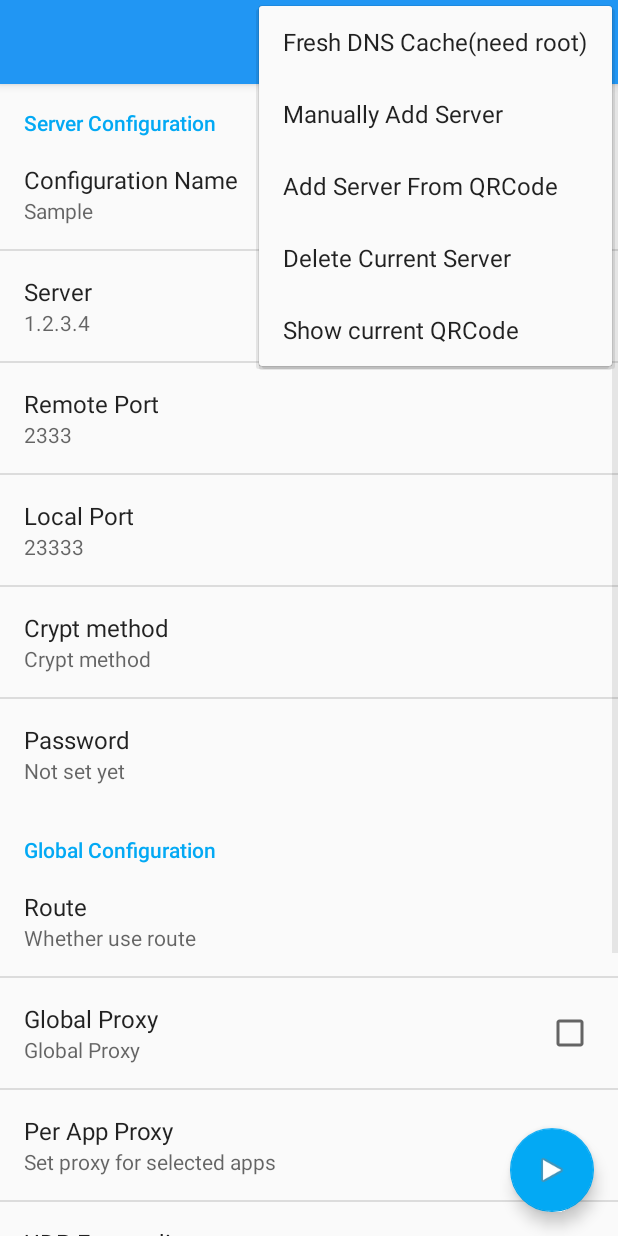
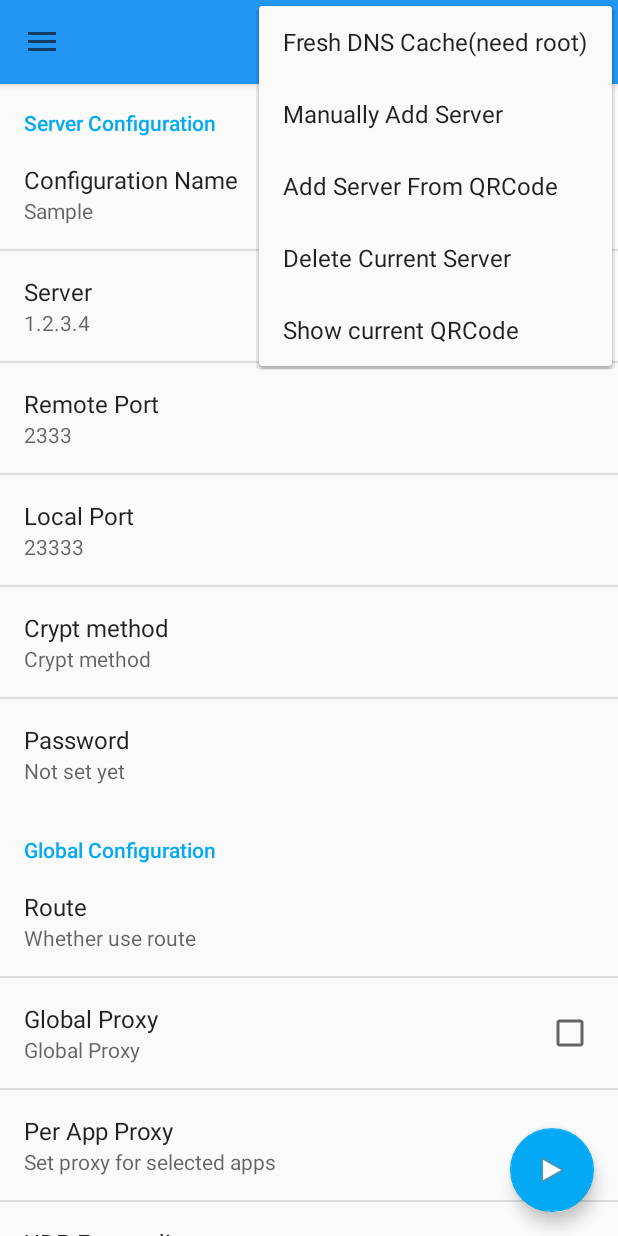
Before and after one commit to KagayamaKaede/ShadowsocksRDroid, an Android app: the screen it shows after launch (MainActivity), with the options menu open, on a phone screen of 412 x 824 dp. Run offline under Robolectric (Android 15) with nearby library versions, the phone set to English and light mode, and no system bars; libraries missing offline, so code that uses them is left out: com.orhanobut.hawk, net.glxn.qrgen; 21 statements that could not run were skipped.

Commit message:
change ui.pre add some layout.To prepare for the new fragment.

```diff
--- a/app/src/main/java/com/proxy/shadowsocksr/MainActivity.java
+++ b/app/src/main/java/com/proxy/shadowsocksr/MainActivity.java
@@ -9,12 +9,16 @@ import android.content.Intent;
 import android.content.ServiceConnection;
 import android.content.pm.PackageManager;
 import android.content.pm.ResolveInfo;
+import android.content.res.Configuration;
 import android.graphics.Bitmap;
 import android.net.Uri;
 import android.os.Bundle;
 import android.os.IBinder;
 import android.os.RemoteException;
 import android.support.design.widget.FloatingActionButton;
+import android.support.design.widget.NavigationView;
+import android.support.v4.widget.DrawerLayout;
+import android.support.v7.app.ActionBarDrawerToggle;
 import android.support.v7.widget.Toolbar;
 import android.view.MenuItem;
 import android.view.View;
@@ -26,6 +30,7 @@ import android.widget.Toast;
 
 import com.orhanobut.hawk.Hawk;
 import com.proxy.shadowsocksr.fragment.PrefFragment;
+import com.proxy.shadowsocksr.fragment.StatusFragment;
 import com.proxy.shadowsocksr.items.ConnectProfile;
 import com.proxy.shadowsocksr.items.GlobalProfile;
 import com.proxy.shadowsocksr.items.SSProfile;
@@ -46,8 +51,11 @@ public class MainActivity extends Activity
     public final int REQUEST_CODE_CONNECT = 0;
     public final int REQUEST_CODE_SCAN_QR = 1;
 
+    private ActionBarDrawerToggle abdt;
     private Toolbar toolbar;
     private Spinner spinner;
+    private DrawerLayout drawer;
+    private NavigationView nav;
     private FloatingActionButton fab;
     //
     private ArrayAdapter<String> spinnerAdapter;
@@ -75,6 +83,18 @@ public class MainActivity extends Activity
         }
 
         bindService(new Intent(this, SSRVPNService.class), this, Context.BIND_AUTO_CREATE);
+    }
+
+    @Override protected void onPostCreate(Bundle savedInstanceState)
+    {
+        super.onPostCreate(savedInstanceState);
+        abdt.syncState();
+    }
+
+    @Override public void onConfigurationChanged(Configuration newConfig)
+    {
+        super.onConfigurationChanged(newConfig);
+        abdt.syncState();
     }
 
     @Override protected void onDestroy()
@@ -164,14 +184,48 @@ public class MainActivity extends Activity
     {
         toolbar = (Toolbar) findViewById(R.id.toolbar);
         spinner = (Spinner) findViewById(R.id.spinner_nav);
+        drawer = (DrawerLayout) findViewById(R.id.drawer);
+        nav = (NavigationView) findViewById(R.id.nav);
         fab = (FloatingActionButton) findViewById(R.id.fab);
         //
+        toolbar.setTitle(R.string.app_name);
         toolbar.inflateMenu(R.menu.menu_main);
         toolbar.setOnMenuItemClickListener(this);
+        //
+        abdt=new ActionBarDrawerToggle(this,drawer,toolbar,R.string.about,R.string.add_canceled);
+        //
+        drawer.setDrawerListener(abdt);
+        //
+        nav.setCheckedItem(R.id.navigation_item_main);
+        nav.setNavigationItemSelectedListener(new NavigationView.OnNavigationItemSelectedListener()
+        {
+            @Override public boolean onNavigationItemSelected(MenuItem menuItem)
+            {
+                drawer.closeDrawers();
+                switch (menuItem.getItemId())
+                {
+                case R.id.navigation_item_main:
+                    getFragmentManager().beginTransaction().replace(R.id.pref, pref).commit();
+                    break;
+                case R.id.navigation_item_background:
+                    getFragmentManager().beginTransaction().replace(R.id.pref, new StatusFragment())
+                                        .commit();
+                    break;
+                case R.id.navigation_item_about:
+                    Intent about = new Intent(Intent.ACTION_VIEW);
+                    about.setData(Uri.parse("https://github.com/KagayamaKaede/ShadowsocksRDroid"));
+                    startActivity(about);
+                    break;
+                }
+                abdt.syncState();
+                return true;
+            }
+        });
         //
         spinnerItemLst = new ArrayList<>();
         spinnerAdapter = new ArrayAdapter<>(this, android.R.layout.simple_spinner_dropdown_item,
                                             spinnerItemLst);
+        spinnerAdapter.setDropDownViewResource(R.layout.spinner_list_item);
         spinner.setAdapter(spinnerAdapter);
         //
         spinner.setOnItemSelectedListener(this);
@@ -424,6 +478,19 @@ public class MainActivity extends Activity
     {//Nothing to do
     }
 
+    @Override public void onBackPressed()
+    {
+        //drawer.isDrawerOpen(nav);
+        if (nav.isShown())
+        {
+            drawer.closeDrawers();
+        }
+        else
+        {
+            super.onBackPressed();
+        }
+    }
+
     public void switchUI(boolean enable)
     {
         if (enable)
--- a/app/src/main/res/layout/activity_main.xml
+++ b/app/src/main/res/layout/activity_main.xml
@@ -1,5 +1,6 @@
 <?xml version="1.0" encoding="utf-8"?>
-<android.support.design.widget.CoordinatorLayout
+<android.support.v4.widget.DrawerLayout
+    android:id="@+id/drawer"
     xmlns:android="http://schemas.android.com/apk/res/android"
     xmlns:app="http://schemas.android.com/apk/res-auto"
     xmlns:tools="http://schemas.android.com/tools"
@@ -7,6 +8,11 @@
     android:layout_height="match_parent"
     android:fitsSystemWindows="true"
     tools:context=".MainActivity">
+
+    <android.support.design.widget.CoordinatorLayout
+        android:layout_width="match_parent"
+        android:layout_height="match_parent"
+        android:fitsSystemWindows="true">
 
         <android.support.design.widget.AppBarLayout
             android:id="@+id/appbar"
@@ -21,6 +27,7 @@
 
                 <Spinner
                     android:id="@+id/spinner_nav"
+                    android:layout_marginStart="16dp"
                     android:layout_width="match_parent"
                     android:layout_height="wrap_content"
                     android:layout_marginEnd="16dp"/>
@@ -42,3 +49,12 @@
             android:src="@android:drawable/ic_media_play"/>
 
     </android.support.design.widget.CoordinatorLayout>
+
+    <android.support.design.widget.NavigationView
+        android:id="@+id/nav"
+        android:layout_width="wrap_content"
+        android:layout_height="match_parent"
+        android:layout_gravity="start"
+        app:headerLayout="@layout/navigation_header"
+        app:menu="@menu/drawer_view"/>
+</android.support.v4.widget.DrawerLayout>
--- /dev/null
+++ b/app/src/main/res/menu/drawer_view.xml
@@ -0,0 +1,25 @@
+<?xml version="1.0" encoding="utf-8"?>
+<menu xmlns:android="http://schemas.android.com/apk/res/android"
+      xmlns:tools="http://schemas.android.com/tools"
+      tools:context=".MainActivity">
+    <group
+        android:id="@+id/group_main"
+        android:checkableBehavior="single">
+        <item
+            android:id="@+id/navigation_item_main"
+            android:icon="@mipmap/ic_launcher"
+            android:title="Main"/>
+        <item
+            android:id="@+id/navigation_item_background"
+            android:icon="@mipmap/ic_launcher"
+            android:title="Background"/>
+    </group>
+    <group
+        android:id="@+id/group_about"
+        android:checkableBehavior="none">
+        <item
+            android:id="@+id/navigation_item_about"
+            android:icon="@mipmap/ic_launcher"
+            android:title="About"/>
+    </group>
+</menu>
--- a/app/src/main/res/values/styles.xml
+++ b/app/src/main/res/values/styles.xml
@@ -17,8 +17,11 @@
         <item name="android:windowFullscreen">true</item>
     </style>
 
+    <style name="AppTheme.Spinner" parent="Widget.AppCompat.Light.DropDownItem.Spinner">
+        <item name="android:textColorPrimary">@android:color/primary_text_dark</item>
+    </style>
+
     <style name="AppTheme.AppBarOverlay" parent="ThemeOverlay.AppCompat.Light"/>
 
     <style name="AppTheme.PopupOverlay" parent="ThemeOverlay.AppCompat.Light"/>
-
 </resources>
```
Also changed, not shown: app/src/main/java/com/proxy/shadowsocksr/fragment/StatusFragment.java (added, +19 -0 lines), app/src/main/res/layout/fragment_status.xml (added, +7 -0 lines), app/src/main/res/layout/navigation_header.xml (added, +27 -0 lines), app/src/main/res/layout/spinner_list_item.xml (added, +11 -0 lines), 1 other file. Lines whose indentation alone changed are shown as unchanged.
